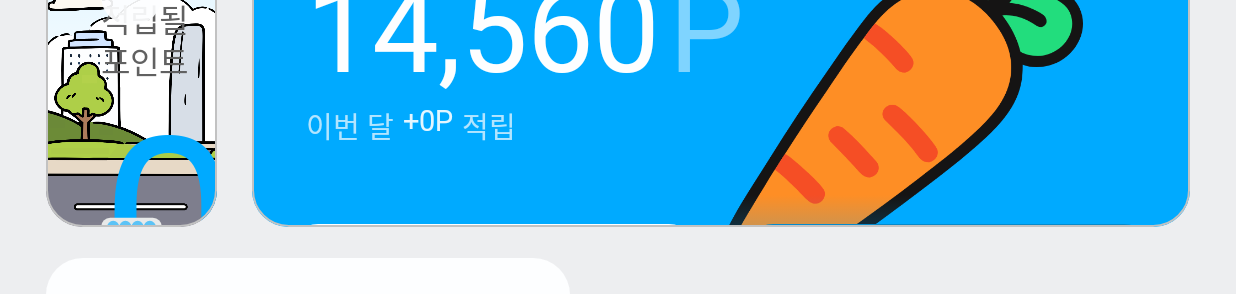
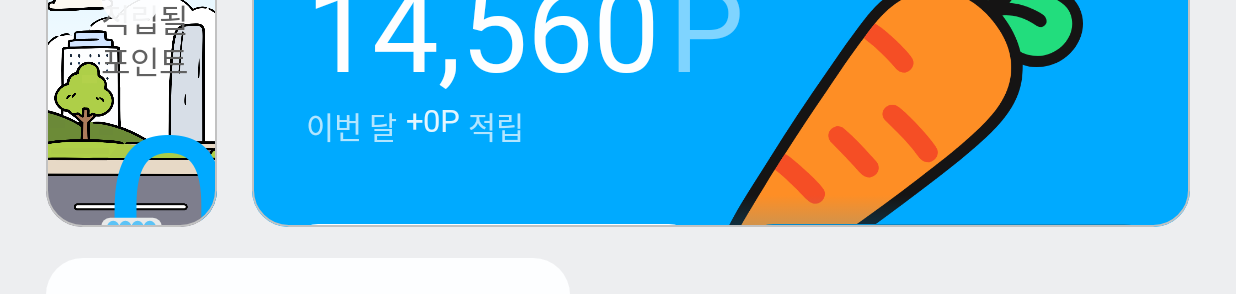
Before and after one commit to cherrymixy/chageumtong, an Android app built with Jetpack Compose: the screen it shows after launch (MainActivity), on a phone screen of 824 x 412 dp (held sideways). Shown: the part 190-484 px from the top of the screen. Run offline under Robolectric (Android 15) with nearby library versions, the phone set to English and light mode, and no system bars; libraries missing offline, so code that uses them is left out: ai.pleos.playground; Roboto replaces fonts that are not available here; 12 statements that could not run were skipped.

Commit message:
step 10: 주행 중 제한 QA (구매 창·검색어·초기화) + Pleos 글자 하한

```diff
--- a/app/src/main/java/com/pure/chageumtong/ui/screens/home/HomeScreen.kt
+++ b/app/src/main/java/com/pure/chageumtong/ui/screens/home/HomeScreen.kt
@@ -18,6 +18,7 @@ import androidx.compose.foundation.layout.Spacer
 import androidx.compose.foundation.layout.fillMaxSize
 import androidx.compose.foundation.layout.fillMaxWidth
 import androidx.compose.foundation.layout.height
+import androidx.compose.foundation.layout.heightIn
 import androidx.compose.foundation.layout.offset
 import androidx.compose.foundation.layout.padding
 import androidx.compose.foundation.layout.size
@@ -58,6 +59,7 @@ import com.pure.chageumtong.ui.components.fmtKm
 import com.pure.chageumtong.ui.components.fmtP
 import com.pure.chageumtong.ui.theme.AdBadge
 import com.pure.chageumtong.ui.theme.D
+import com.pure.chageumtong.ui.theme.MIN_TOUCH
 import com.pure.chageumtong.ui.theme.OnPrimary
 import com.pure.chageumtong.ui.theme.Primary
 import com.pure.chageumtong.ui.theme.PrimaryDark
@@ -187,7 +189,9 @@ private fun Stat(label: String, value: String, unit: String) {
 private fun TotalCard(vm: AppViewModel, onShop: () -> Unit, onHistory: () -> Unit) {
     val data by vm.data.collectAsState()
     val month by vm.month.collectAsState()
+    val driving by vm.isDriving.collectAsState()
     var confirmReset by remember { mutableStateOf(false) }
+    LaunchedEffect(driving) { if (driving) confirmReset = false }
 
     Box(Modifier.fillMaxWidth().height(fig(334)).card(Primary)) {
         Image(painterResource(R.drawable.carrot_big), null, Modifier.offset(fig(259), fig(43)).size(fig(329), fig(336)))
@@ -195,10 +199,10 @@ private fun TotalCard(vm: AppViewModel, onShop: () -> Unit, onHistory: () -> Uni
             Modifier.offset(fig(248), fig(221)).size(fig(308), fig(113))
                 .background(Brush.verticalGradient(listOf(Primary.copy(alpha = 0f), Primary))),
         )
-        // 숨김 메뉴: 제목 길게 누르기 → 데이터 초기화 (PRD §8)
+        // 숨김 메뉴: 제목 길게 누르기 → 데이터 초기화 (PRD §8). 주행 중엔 막음 (PRD §7)
         Text(
             "총 적립 포인트",
-            Modifier.offset(fig(35), fig(29)).combinedClickable(onClick = {}, onLongClick = { confirmReset = true }),
+            Modifier.offset(fig(35), fig(29)).combinedClickable(enabled = !driving, onClick = {}, onLongClick = { confirmReset = true }),
             style = T.Label, color = OnPrimary,
         )
         Row(Modifier.offset(fig(35), fig(69)), verticalAlignment = Alignment.Bottom, horizontalArrangement = Arrangement.spacedBy(fig(6.3))) {
@@ -217,9 +221,9 @@ private fun TotalCard(vm: AppViewModel, onShop: () -> Unit, onHistory: () -> Uni
         AlertDialog(
             onDismissRequest = { confirmReset = false },
             title = { Text("데이터 초기화", style = T.Section) },
-            text = { Text("주행·포인트 기록을 처음 상태(시드 데이터)로 되돌릴까요?", style = T.Label) },
-            confirmButton = { TextButton({ vm.resetAll(); confirmReset = false }) { Text("초기화", style = T.Button) } },
-            dismissButton = { TextButton({ confirmReset = false }) { Text("취소", style = T.Button) } },
+            text = { Text("주행·포인트 기록을 처음 상태(시드 데이터)로 되돌릴까요?", style = T.DialogBody) },
+            confirmButton = { TextButton({ vm.resetAll(); confirmReset = false }, Modifier.heightIn(min = MIN_TOUCH)) { Text("초기화", style = T.Button) } },
+            dismissButton = { TextButton({ confirmReset = false }, Modifier.heightIn(min = MIN_TOUCH)) { Text("취소", style = T.Button) } },
         )
     }
 }
--- a/app/src/main/java/com/pure/chageumtong/ui/screens/map/MapScreen.kt
+++ b/app/src/main/java/com/pure/chageumtong/ui/screens/map/MapScreen.kt
@@ -26,6 +26,7 @@ import androidx.compose.foundation.shape.RoundedCornerShape
 import androidx.compose.foundation.text.BasicTextField
 import androidx.compose.material3.Text
 import androidx.compose.runtime.Composable
+import androidx.compose.runtime.LaunchedEffect
 import androidx.compose.runtime.collectAsState
 import androidx.compose.runtime.getValue
 import androidx.compose.runtime.mutableStateOf
@@ -82,6 +83,8 @@ fun MapScreen(vm: AppViewModel) {
     var query by remember { mutableStateOf("") }
     var filters by remember { mutableStateOf(emptySet<PlaceCategory>()) }
     val context = LocalContext.current
+    // 주행 중엔 검색어를 고칠 수 없으니, 출발하면 비워서 목록 전체를 보여줌 (PRD §7)
+    LaunchedEffect(driving) { if (driving) query = "" }
 
     val list = vm.places.filter { p ->
         (filters.isEmpty() || p.category in filters) &&
--- a/app/src/main/java/com/pure/chageumtong/ui/screens/shop/ShopScreen.kt
+++ b/app/src/main/java/com/pure/chageumtong/ui/screens/shop/ShopScreen.kt
@@ -22,6 +22,7 @@ import androidx.compose.foundation.lazy.grid.items
 import androidx.compose.foundation.shape.RoundedCornerShape
 import androidx.compose.material3.Text
 import androidx.compose.runtime.Composable
+import androidx.compose.runtime.LaunchedEffect
 import androidx.compose.runtime.collectAsState
 import androidx.compose.runtime.getValue
 import androidx.compose.runtime.mutableStateOf
@@ -68,6 +69,7 @@ fun ShopScreen(vm: AppViewModel) {
     var tab by remember { mutableStateOf(ShopTab.BLUE_LINK) }
     var confirm by remember { mutableStateOf<Product?>(null) }
     val total = data.totalPoints
+    LaunchedEffect(driving) { if (driving) confirm = null } // 정차 중 열어둔 구매 창도 출발하면 닫음 (PRD §7)
 
     Column(Modifier.fillMaxSize().padding(start = fig(31), top = fig(32), end = fig(31))) {
         Row(Modifier.fillMaxWidth(), verticalAlignment = Alignment.CenterVertically) {
--- a/app/src/main/java/com/pure/chageumtong/ui/theme/Type.kt
+++ b/app/src/main/java/com/pure/chageumtong/ui/theme/Type.kt
@@ -40,20 +40,21 @@ object T {
     val Label = style(21, FontWeight.SemiBold)
     val Button = style(24, FontWeight.SemiBold, 1.1f)
     val ButtonLarge = style(29, FontWeight.Bold, 1.55f, -0.58f) // 주행 분석하고 적립하기
-    val Month = style(19, FontWeight.Normal)
-    val MonthBold = style(19, FontWeight.SemiBold)
-    val RailTick = style(18, FontWeight.Medium, 1.2f)
-    val Caption = style(14, FontWeight.Normal)
-    val CaptionBold = style(14, FontWeight.Bold)
-    val Badge = style(14, FontWeight.Medium)
+    // STEP 10: Pleos UI 가이드 Typography 하한 적용 — Label Small 20(짧은 라벨), Body Small 26/34(문장). Figma 값이 더 작던 것만 올림
+    val Month = style(20, FontWeight.Normal)
+    val MonthBold = style(20, FontWeight.SemiBold)
+    val RailTick = style(20, FontWeight.Medium, 1.2f)
+    val Caption = style(20, FontWeight.Normal)
+    val CaptionBold = style(20, FontWeight.Bold)
+    val Badge = style(20, FontWeight.Medium)
     val BadgeLarge = style(27.4, FontWeight.Medium)
-    val Hint = style(20, FontWeight.Medium, 1.5f)
+    val Hint = style(26, FontWeight.Medium, 34f / 26f)
     val Chip = style(28, FontWeight.Bold, trackingPx = -0.56f)
     val BubbleTitle = style(52, FontWeight.Bold)
     val BubbleBody = style(26.4, FontWeight.Medium, 46f / 26.4f, -1.0556f)
     val BubbleLocation = style(20, FontWeight.SemiBold)
     val HeaderSub = style(26, FontWeight.SemiBold)
-    val AdBadge = style(14, FontWeight.SemiBold, 1.1f)
+    val AdBadge = style(20, FontWeight.SemiBold, 1.1f)
 
     // STEP 8: 상점(95:2870) · 지도(95:2751)
     val ToggleOn = style(30.5, FontWeight.Bold)
@@ -62,7 +63,7 @@ object T {
     val ProductName = style(23.15, FontWeight.SemiBold)
     val ProductPrice = style(28, FontWeight.SemiBold)
     val SmallButton = style(21, FontWeight.SemiBold, 1.1f)
-    val Search = style(20, FontWeight.Medium)
+    val Search = style(26, FontWeight.Medium) // Pleos Body Small (Figma 20)
     val PlaceName = style(22, FontWeight.SemiBold)
     val PlaceSub = style(20, FontWeight.Medium)
     val PlaceMeta = style(20, FontWeight.Medium, 1.1f)
@@ -71,7 +72,7 @@ object T {
     val DialogTitle = style(30, FontWeight.Bold)
     val DialogName = style(28, FontWeight.Bold)
     val DialogPrice = style(36, FontWeight.Bold)
-    val DialogBody = style(24, FontWeight.Medium)
+    val DialogBody = style(26, FontWeight.Medium) // Pleos Body Small
     val RowTitle = style(26, FontWeight.SemiBold)
     val RowAmount = style(32, FontWeight.Bold)
 }
```
